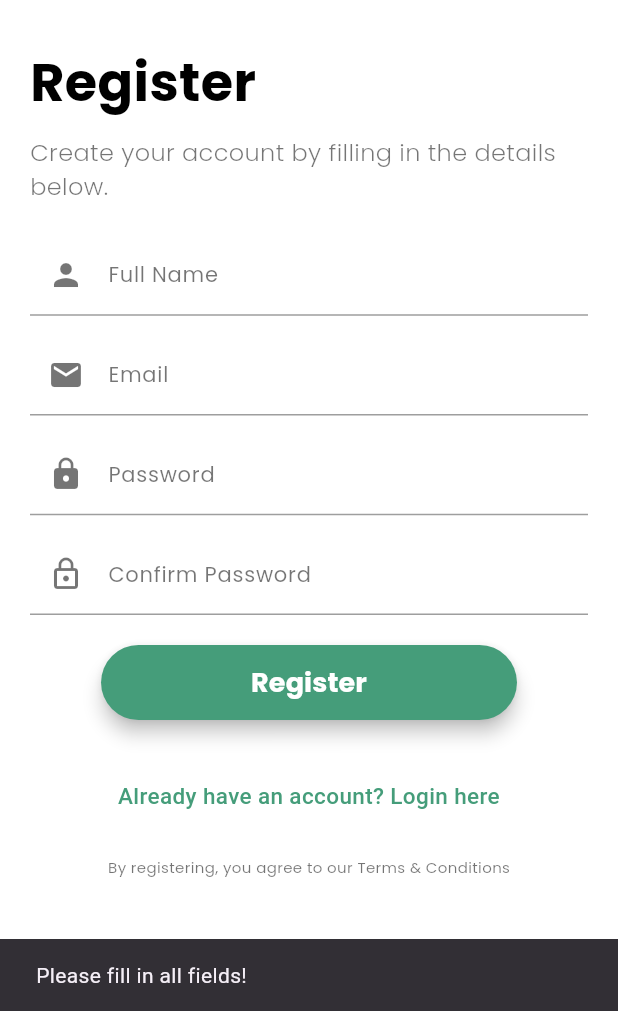
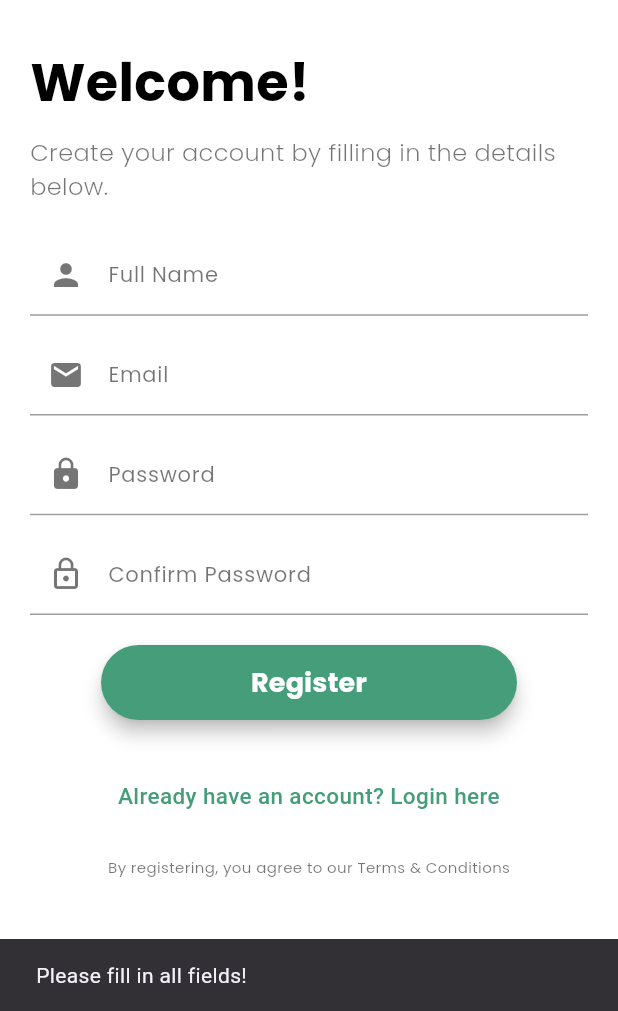
Before and after one commit to Pramudita29/HousePal, a Flutter app: the RegisterPage screen opened directly, after a tap on "Register", on a phone screen of 412 x 824 dp, the part 225-1236 px from its top. Run offline on Flutter 3.47's test engine with Material 3 defaults, Android fonts, the phone set to English and light mode, and no system bars.

Commit message:
Changes made in admin credentials.

```diff
--- a/housepal_project/lib/view/registration_page.dart
+++ b/housepal_project/lib/view/registration_page.dart
@@ -30,13 +30,17 @@ class _RegisterPageState extends State<RegisterPage> {
   String password = _passwordController.text;
   String confirmPassword = _confirmPasswordController.text;
 
-    // Static registration credentials
   if (fullName == "Admin" &&
       email == "admin123@gmail.com" &&
       password == "admin123" &&
       confirmPassword == "admin123") {
     ScaffoldMessenger.of(context).showSnackBar(
       const SnackBar(content: Text('Registered Successfully!')),
+    );
+    // Navigate to login page
+    Navigator.pushReplacement(
+      context,
+      MaterialPageRoute(builder: (context) => const LoginPage()),
     );
   } else if (password != confirmPassword) {
     ScaffoldMessenger.of(context).showSnackBar(
@@ -97,7 +101,7 @@ class _RegisterPageState extends State<RegisterPage> {
                   const SizedBox(height: 30),
 
                   const Text(
-                    'Register',
+                    'Welcome!',
                     style: TextStyle(
                       fontFamily: 'Poppins',
                       fontSize: 35,
```
Also changed, not shown: housepal_project/lib/view/login_page.dart (+7 -0 lines). Lines whose indentation alone changed are shown as unchanged.
